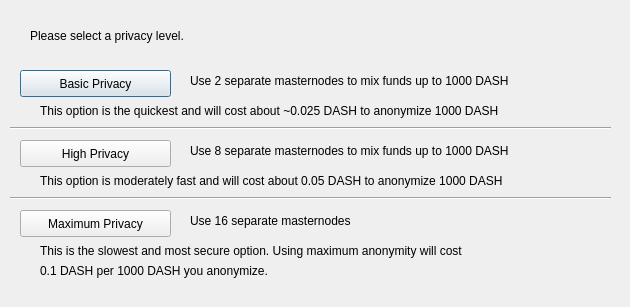
Old version of the form src/qt/forms/darksendconfig.ui in the repository bitbony/bitbony.
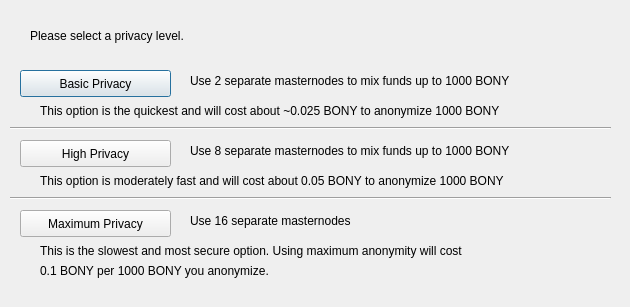
New version of the form.

The edit to the form file:
```diff
--- a/src/qt/forms/darksendconfig.ui
+++ b/src/qt/forms/darksendconfig.ui
@@ -75,7 +75,7 @@
     </rect>
    </property>
    <property name="text">
-    <string>Use 2 separate masternodes to mix funds up to 1000 DASH</string>
+    <string>Use 2 separate masternodes to mix funds up to 1000 BONY</string>
    </property>
   </widget>
   <widget class="QLabel" name="label_3">
@@ -88,7 +88,7 @@
     </rect>
    </property>
    <property name="text">
-    <string>Use 8 separate masternodes to mix funds up to 1000 DASH</string>
+    <string>Use 8 separate masternodes to mix funds up to 1000 BONY</string>
    </property>
   </widget>
   <widget class="QLabel" name="label_4">
@@ -114,7 +114,7 @@
     </rect>
    </property>
    <property name="text">
-    <string>This option is the quickest and will cost about ~0.025 DASH to anonymize 1000 DASH</string>
+    <string>This option is the quickest and will cost about ~0.025 BONY to anonymize 1000 BONY</string>
    </property>
   </widget>
   <widget class="QLabel" name="label_7">
@@ -127,7 +127,7 @@
     </rect>
    </property>
    <property name="text">
-    <string>This option is moderately fast and will cost about 0.05 DASH to anonymize 1000 DASH</string>
+    <string>This option is moderately fast and will cost about 0.05 BONY to anonymize 1000 BONY</string>
    </property>
   </widget>
   <widget class="QLabel" name="label_8">
@@ -153,7 +153,7 @@
     </rect>
    </property>
    <property name="text">
-    <string>0.1 DASH per 1000 DASH you anonymize.</string>
+    <string>0.1 BONY per 1000 BONY you anonymize.</string>
    </property>
   </widget>
   <widget class="Line" name="line">
```
